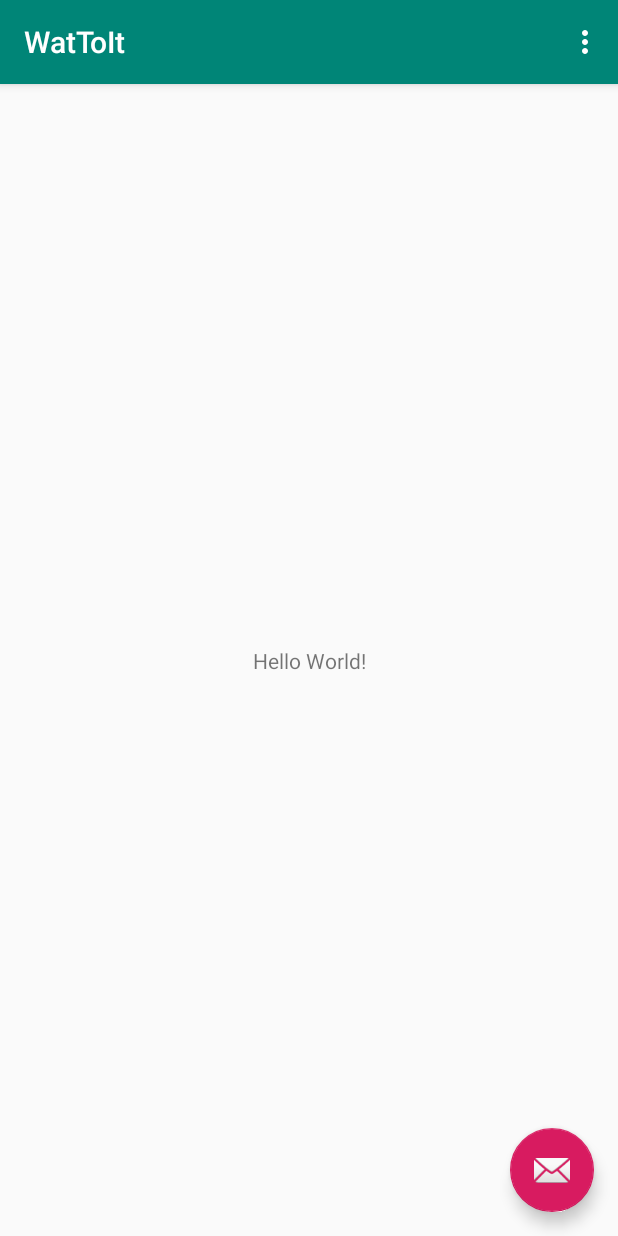
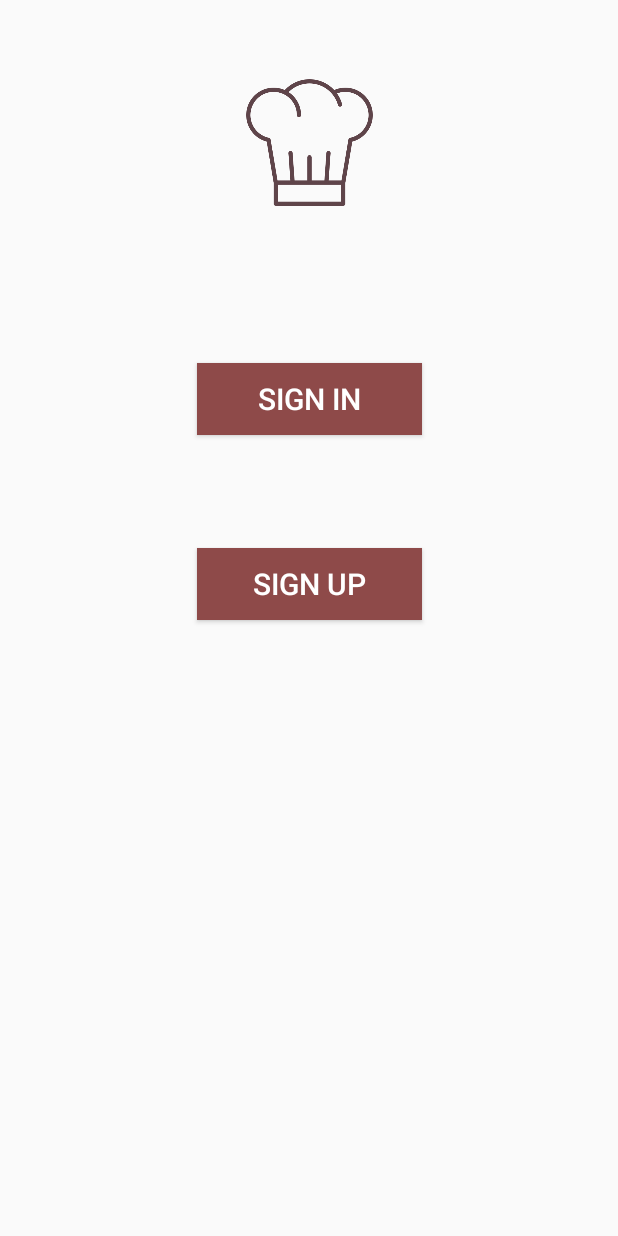
Before and after one commit to AnastasiaVorton/WatToIt, an Android app: the screen it shows after launch (MainActivity), on a phone screen of 412 x 824 dp. Run offline under Robolectric (Android 15) with nearby library versions, the phone set to English and light mode, and no system bars.

Commit message:
Добавлен начальный экран логина без логики.

```diff
--- a/app/build.gradle
+++ b/app/build.gradle
@@ -25,7 +25,7 @@ android {
 
 dependencies {
     implementation fileTree(dir: 'libs', include: ['*.jar'])
-    implementation"org.jetbrains.kotlin:kotlin-stdlib-jdk7:$kotlin_version"
+    implementation "org.jetbrains.kotlin:kotlin-stdlib-jdk7:$kotlin_version"
     implementation 'androidx.appcompat:appcompat:1.0.2'
     implementation 'androidx.core:core-ktx:1.0.2'
     implementation 'androidx.constraintlayout:constraintlayout:1.1.3'
--- a/app/src/main/AndroidManifest.xml
+++ b/app/src/main/AndroidManifest.xml
@@ -1,6 +1,8 @@
 <?xml version="1.0" encoding="utf-8"?>
 <manifest xmlns:android="http://schemas.android.com/apk/res/android"
     package="com.example.wattoit">
+
+    <uses-permission android:name="android.permission.INTERNET" />
 
     <application
         android:allowBackup="true"
@@ -9,6 +11,7 @@
         android:roundIcon="@mipmap/ic_launcher_round"
         android:supportsRtl="true"
         android:theme="@style/AppTheme">
+        <activity android:name=".LoginActivity"></activity>
         <activity
             android:name=".MainActivity"
             android:label="@string/app_name"
--- /dev/null
+++ b/app/src/main/java/com/example/wattoit/LoginActivity.kt
@@ -0,0 +1,12 @@
+package com.example.wattoit
+
+import androidx.appcompat.app.AppCompatActivity
+import android.os.Bundle
+
+class LoginActivity : AppCompatActivity() {
+
+    override fun onCreate(savedInstanceState: Bundle?) {
+        super.onCreate(savedInstanceState)
+        setContentView(R.layout.activity_login)
+    }
+}
--- a/app/src/main/java/com/example/wattoit/MainActivity.kt
+++ b/app/src/main/java/com/example/wattoit/MainActivity.kt
@@ -13,12 +13,12 @@ class MainActivity : AppCompatActivity() {
     override fun onCreate(savedInstanceState: Bundle?) {
         super.onCreate(savedInstanceState)
         setContentView(R.layout.activity_main)
-        setSupportActionBar(toolbar)
-
-        fab.setOnClickListener { view ->
-            Snackbar.make(view, "Replace with your own action", Snackbar.LENGTH_LONG)
-                .setAction("Action", null).show()
-        }
+//        setSupportActionBar(toolbar)
+//
+//        fab.setOnClickListener { view ->
+//            Snackbar.make(view, "Replace with your own action", Snackbar.LENGTH_LONG)
+//                .setAction("Action", null).show()
+//        }
     }
 
     override fun onCreateOptionsMenu(menu: Menu): Boolean {
--- /dev/null
+++ b/app/src/main/res/layout/activity_login.xml
@@ -0,0 +1,45 @@
+<?xml version="1.0" encoding="utf-8"?>
+<androidx.constraintlayout.widget.ConstraintLayout xmlns:android="http://schemas.android.com/apk/res/android"
+    xmlns:app="http://schemas.android.com/apk/res-auto"
+    xmlns:tools="http://schemas.android.com/tools"
+    android:layout_width="match_parent"
+    android:layout_height="match_parent"
+    tools:context=".LoginActivity">
+
+    <ImageView
+        android:id="@+id/logo"
+        android:layout_width="90dp"
+        android:layout_height="90dp"
+        android:layout_marginTop="50dp"
+        app:layout_constraintEnd_toEndOf="parent"
+        app:layout_constraintHorizontal_bias="0.5"
+        app:layout_constraintStart_toStartOf="parent"
+        app:layout_constraintTop_toTopOf="parent"
+        app:srcCompat="@drawable/recipe" />
+
+    <Button
+        android:id="@+id/toSignInButton"
+        style="@style/ButtonStyle"
+        android:layout_width="150dp"
+        android:layout_height="wrap_content"
+        android:layout_marginTop="242dp"
+        android:background="@color/colorAccent"
+        android:text="@string/sign_in"
+        app:layout_constraintEnd_toEndOf="parent"
+        app:layout_constraintHorizontal_bias="0.5"
+        app:layout_constraintStart_toStartOf="parent"
+        app:layout_constraintTop_toTopOf="parent" />
+
+    <Button
+        android:id="@+id/toSignUpButton"
+        style="@style/ButtonStyle"
+        android:layout_width="150dp"
+        android:layout_height="wrap_content"
+        android:layout_marginTop="75dp"
+        android:background="@color/colorAccent"
+        android:text="@string/sign_up"
+        app:layout_constraintEnd_toEndOf="parent"
+        app:layout_constraintHorizontal_bias="0.5"
+        app:layout_constraintStart_toStartOf="parent"
+        app:layout_constraintTop_toBottomOf="@+id/toSignInButton" />
+</androidx.constraintlayout.widget.ConstraintLayout>
--- a/app/src/main/res/layout/activity_main.xml
+++ b/app/src/main/res/layout/activity_main.xml
@@ -11,23 +11,15 @@
         android:layout_height="wrap_content"
         android:theme="@style/AppTheme.AppBarOverlay">
 
-        <androidx.appcompat.widget.Toolbar
-            android:id="@+id/toolbar"
-            android:layout_width="match_parent"
-            android:layout_height="?attr/actionBarSize"
-            android:background="?attr/colorPrimary"
-            app:popupTheme="@style/AppTheme.PopupOverlay" />
+<!--        <androidx.appcompat.widget.Toolbar-->
+<!--            android:id="@+id/toolbar"-->
+<!--            android:layout_width="match_parent"-->
+<!--            android:layout_height="?attr/actionBarSize"-->
+<!--            android:background="?attr/colorPrimary"-->
+<!--            app:popupTheme="@style/AppTheme.PopupOverlay" />-->
 
     </com.google.android.material.appbar.AppBarLayout>
 
-    <include layout="@layout/content_main" />
-
-    <com.google.android.material.floatingactionbutton.FloatingActionButton
-        android:id="@+id/fab"
-        android:layout_width="wrap_content"
-        android:layout_height="wrap_content"
-        android:layout_gravity="bottom|end"
-        android:layout_margin="@dimen/fab_margin"
-        app:srcCompat="@android:drawable/ic_dialog_email" />
+    <include layout="@layout/activity_login" />
 
 </androidx.coordinatorlayout.widget.CoordinatorLayout>
--- a/app/src/main/res/values/colors.xml
+++ b/app/src/main/res/values/colors.xml
@@ -1,6 +1,7 @@
 <?xml version="1.0" encoding="utf-8"?>
 <resources>
-    <color name="colorPrimary">#008577</color>
-    <color name="colorPrimaryDark">#00574B</color>
-    <color name="colorAccent">#D81B60</color>
+    <color name="colorPrimary">#7daa92</color>
+    <color name="colorPrimaryDark">#5f464b</color>
+    <color name="colorAccent">#8e4a49</color>
+    <color name="white">#ffffff</color>
 </resources>
--- a/app/src/main/res/values/strings.xml
+++ b/app/src/main/res/values/strings.xml
@@ -1,4 +1,6 @@
 <resources>
     <string name="app_name">WatToIt</string>
     <string name="action_settings">Settings</string>
+    <string name="sign_in">Sign In</string>
+    <string name="sign_up">Sign Up</string>
 </resources>
--- a/app/src/main/res/values/styles.xml
+++ b/app/src/main/res/values/styles.xml
@@ -17,4 +17,10 @@
 
     <style name="AppTheme.PopupOverlay" parent="ThemeOverlay.AppCompat.Light" />
 
+    <style name="ButtonStyle">
+        <item name="android:background">@color/colorAccent</item>
+        <item name="android:textColor">@color/white</item>
+        <item name="android:textSize">20sp</item>
+    </style>
+
 </resources>
```
Also changed, not shown: app/src/main/res/drawable/recipe.png (added).
